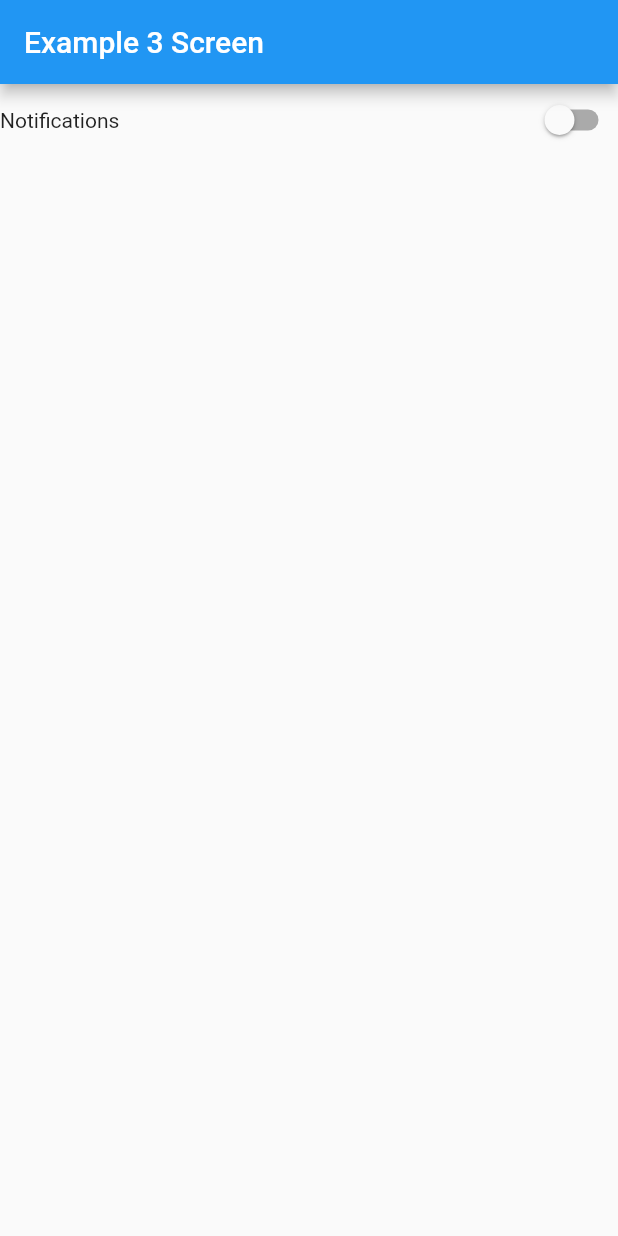
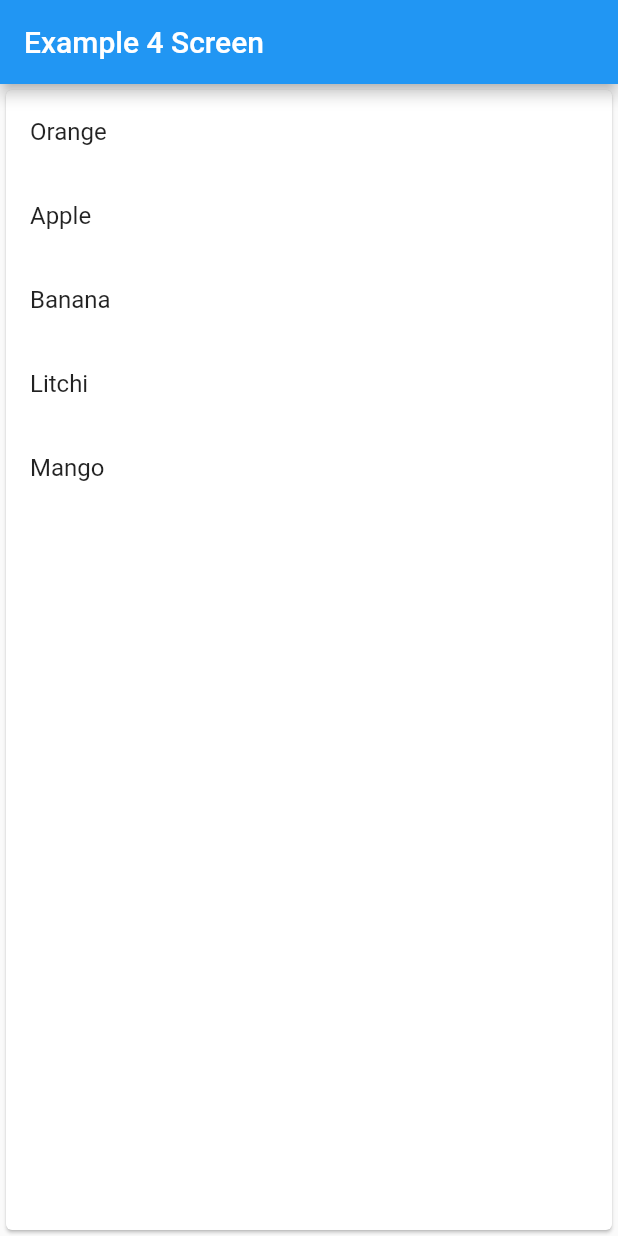
Before and after one commit to mohit-52/GetX-State-Management, a Flutter app: the screen it shows after launch, on a phone screen of 412 x 824 dp. Run offline on Flutter 3.47's test engine with Material 2 defaults, Android fonts, the phone set to English and light mode, and no system bars; our stand-ins replace get, shared_preferences.

Commit message:
GetX Eg4 Favourite App

```diff
--- a/lib/main.dart
+++ b/lib/main.dart
@@ -2,6 +2,7 @@ import 'package:flutter/material.dart';
 import 'package:get/get.dart';
 import 'package:learning_getx/state_management/container_eg2.dart';
 import 'package:learning_getx/state_management/example3_screen.dart';
+import 'package:learning_getx/state_management/example4_Screen.dart';
 import 'package:learning_getx/utils/languages.dart';
 import 'package:learning_getx/state_management/timer_screen.dart';
 
@@ -29,7 +30,7 @@ class MyApp extends StatelessWidget {
         // colorScheme: ColorScheme.fromSeed(seedColor: Colors.purple),
         // useMaterial3: false,
       ),
-      home:  ExampleThreeScreen(),
+      home:  ExampleFourScreen(),
       // getPages: [
       //   GetPage(name: '/', page: ()=> HomeScreen()),
       //   GetPage(name: '/screen1', page: ()=> ScreenOne()),
--- /dev/null
+++ b/lib/state_management/example4_Screen.dart
@@ -0,0 +1,49 @@
+import 'package:flutter/material.dart';
+import 'package:get/get.dart';
+import 'package:learning_getx/state_management/example3_controller.dart';
+import 'package:learning_getx/state_management/favourite_controller.dart';
+
+class ExampleFourScreen extends StatefulWidget {
+  const ExampleFourScreen({Key? key}) : super(key: key);
+
+  @override
+  State<ExampleFourScreen> createState() => _ExampleFourScreenState();
+}
+
+class _ExampleFourScreenState extends State<ExampleFourScreen> {
+
+
+  @override
+  Widget build(BuildContext context) {
+    final FavouriterController controller = Get.put(FavouriterController());
+    print("Build");
+    return Scaffold(
+      appBar: AppBar(
+        title: Text("Example 4 Screen"),
+      ),
+      body: Card(
+        child: ListView.builder(
+            itemCount: controller.fruitsList.value.length,
+            itemBuilder: (context, index) {
+              return ListTile(
+                onTap: () {
+                  if(!controller.tempFruitsList.value.contains(controller.fruitsList.value[index])){
+                    controller.addFavourite(controller.fruitsList.value[index].toString());
+                  }else{
+                    controller.removeFavourite(controller.fruitsList.value[index].toString());
+                  }
+                print("GetX Build");
+                },
+                title: Text(controller.fruitsList.value[index].toString()),
+                trailing: Obx(() {
+                  return Icon(Icons.favorite,
+                      color: controller.tempFruitsList.value.contains(controller.fruitsList.value[index].toString())
+                          ? Colors.redAccent
+                          : Colors.white);
+                }),
+              );
+            }),
+      ),
+    );
+  }
+}
--- /dev/null
+++ b/lib/state_management/favourite_controller.dart
@@ -0,0 +1,14 @@
+import 'package:get/get.dart';
+
+class FavouriterController extends GetxController{
+  RxList<String> fruitsList = ['Orange', 'Apple', 'Banana', 'Litchi', 'Mango'].obs;
+  RxList<dynamic> tempFruitsList = [].obs;
+
+  addFavourite(String val){
+    tempFruitsList.add(val);
+  }
+
+  removeFavourite(String val){
+    tempFruitsList.remove(val);
+  }
+}
```
